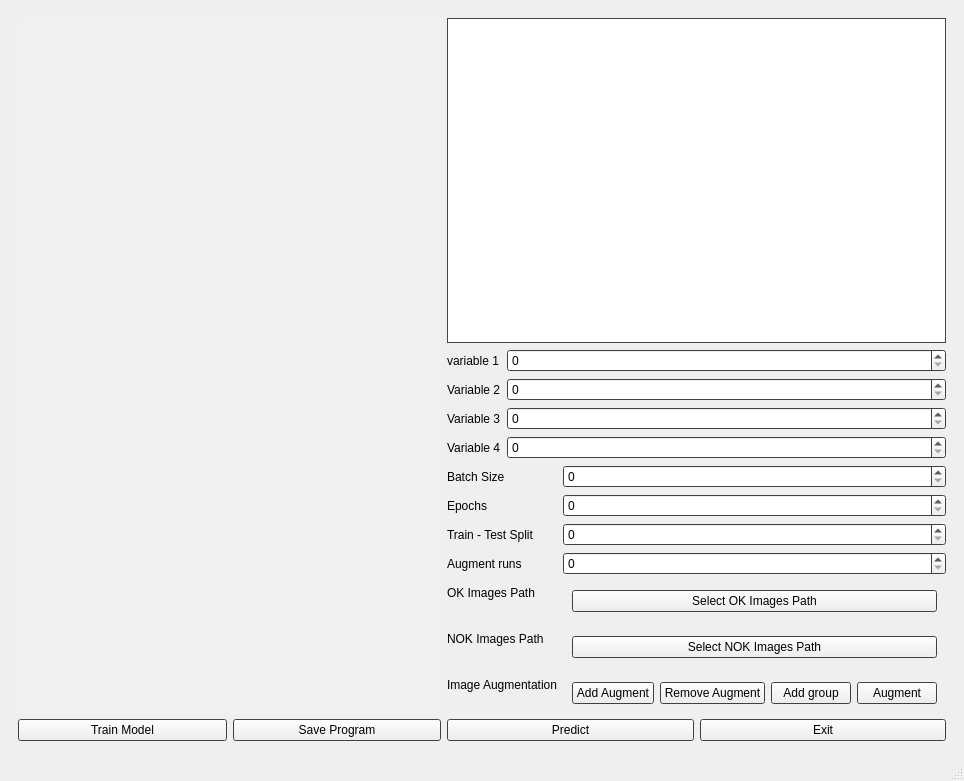
jorgetrumbel/SFVI-MIA, file GUI/PyQt Designer/ui/SFVI.ui: the form before one commit.
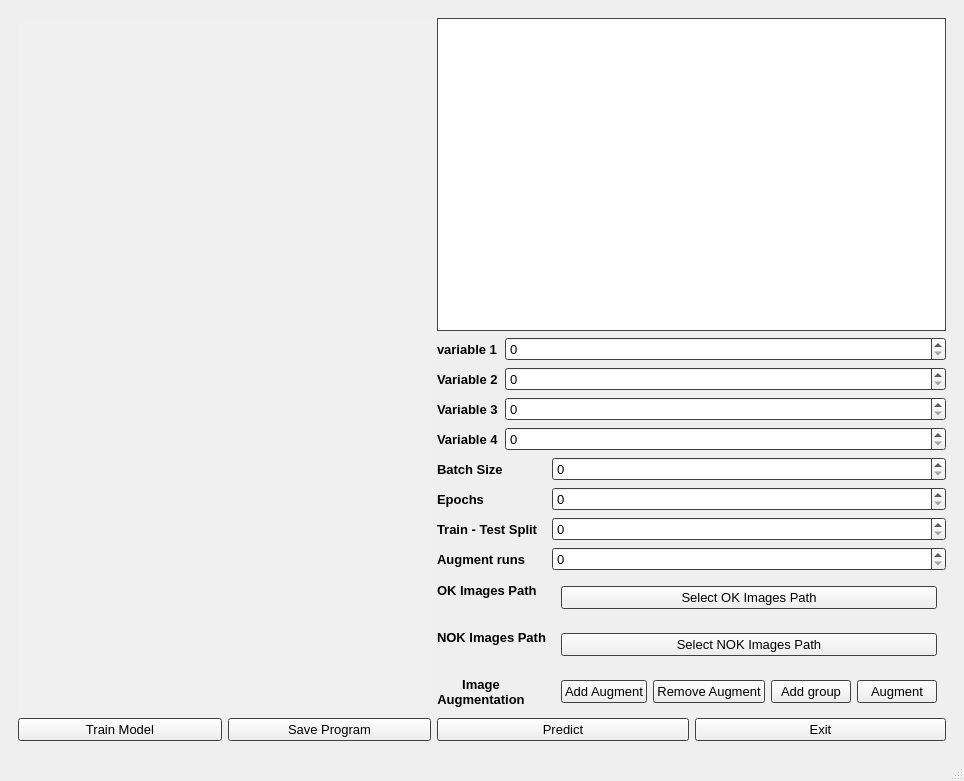
The form after the commit.

Commit message: cambios de UI

What changed in the file:
```diff
--- a/GUI/PyQt Designer/ui/SFVI.ui
+++ b/GUI/PyQt Designer/ui/SFVI.ui
@@ -1183,6 +1183,11 @@
          <layout class="QGridLayout" name="gridLayoutScreenDLProgramEditor">
           <item row="3" column="2">
            <widget class="QPushButton" name="pushButtonDLProgramPredict">
+            <property name="font">
+             <font>
+              <pointsize>10</pointsize>
+             </font>
+            </property>
             <property name="text">
              <string>Predict</string>
             </property>
@@ -1192,36 +1197,82 @@
            <layout class="QFormLayout" name="formLayoutScreenDLProgramEditor">
             <item row="0" column="0">
              <widget class="QLabel" name="labelDLProgramBatchSize">
+              <property name="font">
+               <font>
+                <pointsize>10</pointsize>
+                <weight>75</weight>
+                <bold>true</bold>
+               </font>
+              </property>
               <property name="text">
                <string>Batch Size</string>
               </property>
              </widget>
             </item>
             <item row="0" column="1">
-             <widget class="QSpinBox" name="spinBoxDLProgramBatchSize"/>
+             <widget class="QSpinBox" name="spinBoxDLProgramBatchSize">
+              <property name="font">
+               <font>
+                <pointsize>10</pointsize>
+               </font>
+              </property>
+             </widget>
             </item>
             <item row="1" column="0">
              <widget class="QLabel" name="labelDLProgramEpochs">
+              <property name="font">
+               <font>
+                <pointsize>10</pointsize>
+                <weight>75</weight>
+                <bold>true</bold>
+               </font>
+              </property>
               <property name="text">
                <string>Epochs</string>
               </property>
              </widget>
             </item>
             <item row="1" column="1">
-             <widget class="QSpinBox" name="spinBoxDLProgramEpochs"/>
+             <widget class="QSpinBox" name="spinBoxDLProgramEpochs">
+              <property name="font">
+               <font>
+                <pointsize>10</pointsize>
+               </font>
+              </property>
+             </widget>
             </item>
             <item row="2" column="0">
              <widget class="QLabel" name="labelDLProgramTrainTestSplit">
+              <property name="font">
+               <font>
+                <pointsize>10</pointsize>
+                <weight>75</weight>
+                <bold>true</bold>
+               </font>
+              </property>
               <property name="text">
                <string>Train - Test Split</string>
               </property>
              </widget>
             </item>
             <item row="2" column="1">
-             <widget class="QSpinBox" name="spinBoxDLProgramTrainTestSplit"/>
+             <widget class="QSpinBox" name="spinBoxDLProgramTrainTestSplit">
+              <property name="font">
+               <font>
+                <pointsize>10</pointsize>
+               </font>
+              </property>
+             </widget>
             </item>
             <item row="4" column="0">
              <widget class="QLabel" name="labelDLProgramTrainPath">
+              <property name="font">
+               <font>
+                <pointsize>10</pointsize>
+                <weight>75</weight>
+                <bold>true</bold>
+               </font>
+              </property>
               <property name="text">
                <string>OK Images Path</string>
               </property>
@@ -1232,6 +1283,11 @@
               <layout class="QVBoxLayout" name="verticalLayout_13">
                <item>
                 <widget class="QPushButton" name="pushButtonDLProgramOKPath">
+                 <property name="font">
+                  <font>
+                   <pointsize>10</pointsize>
+                  </font>
+                 </property>
                  <property name="text">
                   <string>Select OK Images Path</string>
                  </property>
@@ -1242,6 +1298,13 @@
             </item>
             <item row="5" column="0">
              <widget class="QLabel" name="labelDLProgramTestPath">
+              <property name="font">
+               <font>
+                <pointsize>10</pointsize>
+                <weight>75</weight>
+                <bold>true</bold>
+               </font>
+              </property>
               <property name="text">
                <string>NOK Images Path</string>
               </property>
@@ -1252,6 +1315,11 @@
               <layout class="QVBoxLayout" name="verticalLayout_14">
                <item>
                 <widget class="QPushButton" name="pushButtonDLProgramNOKPath">
+                 <property name="font">
+                  <font>
+                   <pointsize>10</pointsize>
+                  </font>
+                 </property>
                  <property name="text">
                   <string>Select NOK Images Path</string>
                  </property>
@@ -1262,8 +1330,19 @@
             </item>
             <item row="6" column="0">
              <widget class="QLabel" name="labelDLProgramAugment">
+              <property name="font">
+               <font>
+                <pointsize>10</pointsize>
+                <weight>75</weight>
+                <bold>true</bold>
+               </font>
+              </property>
               <property name="text">
-               <string>Image Augmentation</string>
+               <string>Image
+Augmentation</string>
+              </property>
+              <property name="alignment">
+               <set>Qt::AlignCenter</set>
               </property>
              </widget>
             </item>
@@ -1272,6 +1351,11 @@
               <layout class="QHBoxLayout" name="horizontalLayout_2">
                <item>
                 <widget class="QPushButton" name="pushButtonDLProgramAddAugment">
+                 <property name="font">
+                  <font>
+                   <pointsize>10</pointsize>
+                  </font>
+                 </property>
                  <property name="text">
                   <string>Add Augment</string>
                  </property>
@@ -1279,6 +1363,11 @@
                </item>
                <item>
                 <widget class="QPushButton" name="pushButtonDLProgramRemoveAugment">
+                 <property name="font">
+                  <font>
+                   <pointsize>10</pointsize>
+                  </font>
+                 </property>
                  <property name="text">
                   <string>Remove Augment</string>
                  </property>
@@ -1286,6 +1375,11 @@
                </item>
                <item>
                 <widget class="QPushButton" name="pushButtonDLProgramAddAugmentGroup">
+                 <property name="font">
+                  <font>
+                   <pointsize>10</pointsize>
+                  </font>
+                 </property>
                  <property name="text">
                   <string>Add group</string>
                  </property>
@@ -1293,6 +1387,11 @@
                </item>
                <item>
                 <widget class="QPushButton" name="pushButtonDLProgramAugment">
+                 <property name="font">
+                  <font>
+                   <pointsize>10</pointsize>
+                  </font>
+                 </property>
                  <property name="text">
                   <string>Augment</string>
                  </property>
@@ -1303,13 +1402,26 @@
             </item>
             <item row="3" column="0">
              <widget class="QLabel" name="labelDLProgramAugmentRuns">
+              <property name="font">
+               <font>
+                <pointsize>10</pointsize>
+                <weight>75</weight>
+                <bold>true</bold>
+               </font>
+              </property>
               <property name="text">
                <string>Augment runs</string>
               </property>
              </widget>
             </item>
             <item row="3" column="1">
-             <widget class="QSpinBox" name="spinBoxDLProgramAugmentRuns"/>
+             <widget class="QSpinBox" name="spinBoxDLProgramAugmentRuns">
+              <property name="font">
+               <font>
+                <pointsize>10</pointsize>
+               </font>
+              </property>
+             </widget>
             </item>
            </layout>
           </item>
@@ -1389,6 +1501,11 @@
           </item>
           <item row="3" column="3">
            <widget class="QPushButton" name="pushButtonDLProgramExit">
+            <property name="font">
+             <font>
+              <pointsize>10</pointsize>
+             </font>
+            </property>
             <property name="text">
              <string>Exit</string>
             </property>
@@ -1396,6 +1513,11 @@
           </item>
           <item row="0" column="2" colspan="2">
            <widget class="QTreeView" name="treeViewDLProgramEditor">
+            <property name="font">
+             <font>
+              <pointsize>12</pointsize>
+             </font>
+            </property>
             <attribute name="headerVisible">
              <bool>false</bool>
             </attribute>
@@ -1403,6 +1525,11 @@
           </item>
           <item row="3" column="1">
            <widget class="QPushButton" name="pushButtonDLProgramSave">
+            <property name="font">
+             <font>
+              <pointsize>10</pointsize>
+             </font>
+            </property>
             <property name="text">
              <string>Save Program</string>
             </property>
@@ -1410,6 +1537,11 @@
           </item>
           <item row="3" column="0">
            <widget class="QPushButton" name="pushButtonDLProgramTrain">
+            <property name="font">
+             <font>
+              <pointsize>10</pointsize>
+             </font>
+            </property>
             <property name="text">
              <string>Train Model</string>
             </property>
@@ -1419,6 +1551,13 @@
            <layout class="QFormLayout" name="formLayoutAugmentScreenDLProgramEditor">
             <item row="0" column="0">
              <widget class="QLabel" name="labelVariable1DLProgramEditor">
+              <property name="font">
+               <font>
+                <pointsize>10</pointsize>
+                <weight>75</weight>
+                <bold>true</bold>
+               </font>
+              </property>
               <property name="text">
                <string>variable 1</string>
               </property>
@@ -1429,37 +1568,81 @@
               <property name="enabled">
                <bool>true</bool>
               </property>
+              <property name="font">
+               <font>
+                <pointsize>10</pointsize>
+               </font>
+              </property>
              </widget>
             </item>
             <item row="1" column="0">
              <widget class="QLabel" name="labelVariable2DLProgramEditor">
+              <property name="font">
+               <font>
+                <pointsize>10</pointsize>
+                <weight>75</weight>
+                <bold>true</bold>
+               </font>
+              </property>
               <property name="text">
                <string>Variable 2</string>
               </property>
              </widget>
             </item>
             <item row="1" column="1">
-             <widget class="QSpinBox" name="spinBoxVariable2DLProgramEditor"/>
+             <widget class="QSpinBox" name="spinBoxVariable2DLProgramEditor">
+              <property name="font">
+               <font>
+                <pointsize>10</pointsize>
+               </font>
+              </property>
+             </widget>
             </item>
             <item row="2" column="0">
              <widget class="QLabel" name="labelVariable3DLProgramEditor">
+              <property name="font">
+               <font>
+                <pointsize>10</pointsize>
+                <weight>75</weight>
+                <bold>true</bold>
+               </font>
+              </property>
               <property name="text">
                <string>Variable 3</string>
               </property>
              </widget>
             </item>
             <item row="2" column="1">
-             <widget class="QSpinBox" name="spinBoxVariable3DLProgramEditor"/>
+             <widget class="QSpinBox" name="spinBoxVariable3DLProgramEditor">
+              <property name="font">
+               <font>
+                <pointsize>10</pointsize>
+               </font>
+              </property>
+             </widget>
             </item>
             <item row="3" column="0">
              <widget class="QLabel" name="labelVariable4DLProgramEditor">
+              <property name="font">
+               <font>
+                <pointsize>10</pointsize>
+                <weight>75</weight>
+                <bold>true</bold>
+               </font>
+              </property>
               <property name="text">
                <string>Variable 4</string>
               </property>
              </widget>
             </item>
             <item row="3" column="1">
-             <widget class="QSpinBox" name="spinBoxVariable4DLProgramEditor"/>
+             <widget class="QSpinBox" name="spinBoxVariable4DLProgramEditor">
+              <property name="font">
+               <font>
+                <pointsize>10</pointsize>
+               </font>
+              </property>
+             </widget>
             </item>
            </layout>
           </item>
```
The commit also changes 1 other file.
